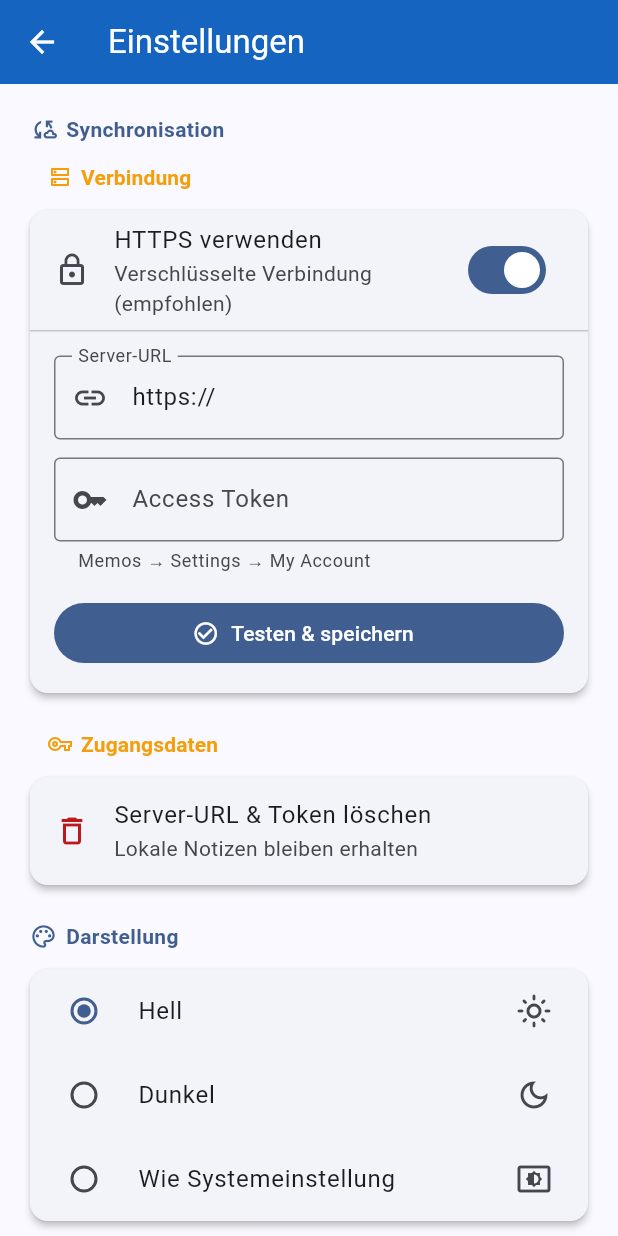
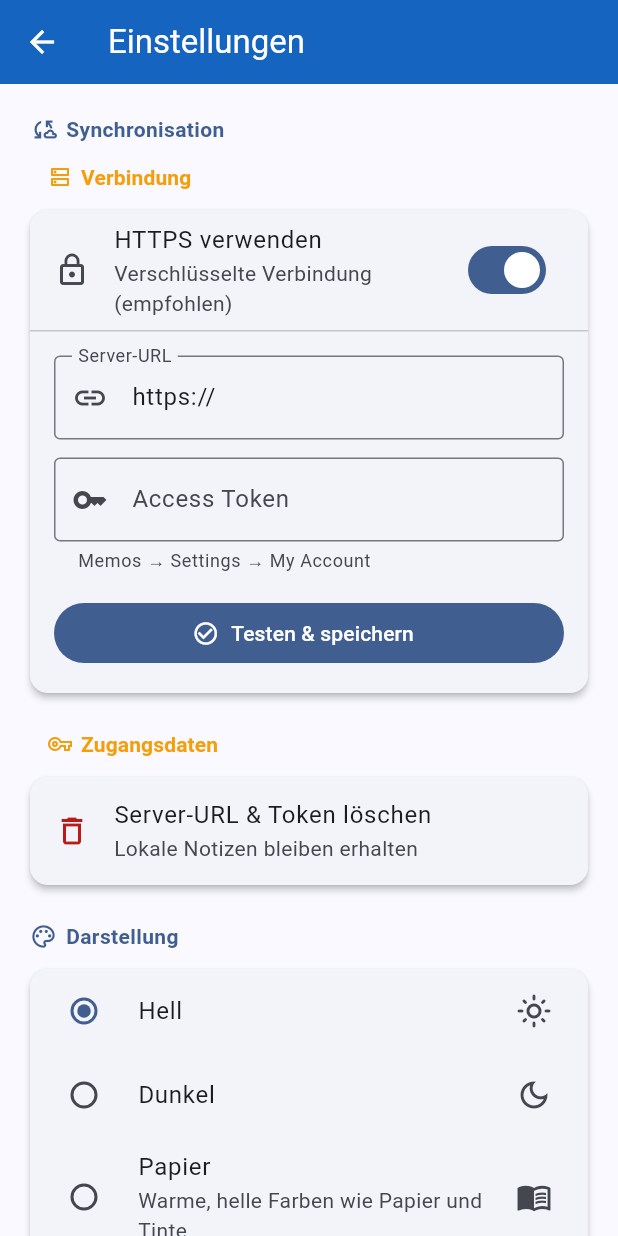
Before and after one commit to homehoster/meine_notizen, a Flutter app: the SettingsScreen screen opened directly, after a tap on "Hell", on a phone screen of 412 x 824 dp. Run offline on Flutter 3.47's test engine with Material 3 defaults, Android fonts, the phone set to English and light mode, and no system bars; our stand-ins replace file_picker, flutter_markdown_plus, flutter_secure_storage, geolocator, image_picker, open_filex and 3 more; missing offline and left inert: home_widget, record; accounts and stored records are empty.

Commit message:
Theme: Paper

```diff
--- a/lib/main.dart
+++ b/lib/main.dart
@@ -124,15 +124,76 @@ class _NotizAppState extends State<NotizApp> with WidgetsBindingObserver {
     return MaterialApp(
       navigatorKey: navKey,
       title: 'Notizen',
-      themeMode: s.themeMode,
-      theme: _buildTheme(Brightness.light),
+      themeMode: switch (s.themeSelection) {
+        AppTheme.system => ThemeMode.system,
+        AppTheme.light || AppTheme.paper => ThemeMode.light,
+        AppTheme.dark => ThemeMode.dark,
+      },
+      theme: _buildTheme(
+        Brightness.light,
+        paper: s.themeSelection == AppTheme.paper,
+      ),
       darkTheme: _buildTheme(Brightness.dark),
       home: const HomeScreen(),
     );
   }
 }
 
-ThemeData _buildTheme(Brightness brightness) {
+ThemeData _buildTheme(Brightness brightness, {bool paper = false}) {
+  if (paper) {
+    const canvas = Color(0xFFF5EDE4);
+    const surface = Color(0xFFFBF6F0);
+    const ink = Color(0xFF2B2219);
+    const primary = Color(0xFF2F251C);
+    const edge = Color(0xFFD3C5B4);
+    final colorScheme =
+        ColorScheme.fromSeed(
+          seedColor: primary,
+          brightness: Brightness.light,
+        ).copyWith(
+          primary: primary,
+          onPrimary: surface,
+          secondary: const Color(0xFF2863AB),
+          surface: surface,
+          onSurface: ink,
+          surfaceContainerLowest: const Color(0xFFFDF9F4),
+          surfaceContainerLow: const Color(0xFFF8F1E9),
+          surfaceContainer: canvas,
+          surfaceContainerHigh: const Color(0xFFEDE3D7),
+          surfaceContainerHighest: const Color(0xFFE7DCCF),
+          outline: edge,
+          outlineVariant: const Color(0xFFE0D4C5),
+          error: const Color(0xFFA83D2B),
+          errorContainer: const Color(0xFFF6E1D9),
+        );
+
+    return ThemeData(
+      colorScheme: colorScheme,
+      useMaterial3: true,
+      scaffoldBackgroundColor: canvas,
+      appBarTheme: const AppBarTheme(
+        backgroundColor: canvas,
+        foregroundColor: ink,
+        elevation: 0,
+      ),
+      floatingActionButtonTheme: const FloatingActionButtonThemeData(
+        backgroundColor: primary,
+        foregroundColor: surface,
+      ),
+      cardTheme: CardThemeData(
+        color: surface,
+        elevation: 1,
+        shape: RoundedRectangleBorder(borderRadius: BorderRadius.circular(12)),
+      ),
+      dividerTheme: const DividerThemeData(color: Color(0xFFE0D4C5)),
+      textSelectionTheme: const TextSelectionThemeData(
+        selectionColor: Color(0x2E2863AB),
+        cursorColor: primary,
+        selectionHandleColor: primary,
+      ),
+    );
+  }
+
   final colorScheme = ColorScheme.fromSeed(
     seedColor: _seedColor,
     brightness: brightness,
--- a/lib/screens/settings_screen.dart
+++ b/lib/screens/settings_screen.dart
@@ -277,27 +277,33 @@ class _SettingsScreenState extends State<SettingsScreen> {
             icon: Icons.palette_outlined,
           ),
           Card(
-            child: RadioGroup<ThemeMode>(
-              groupValue: s.themeMode,
+            child: RadioGroup<AppTheme>(
+              groupValue: s.themeSelection,
               onChanged: (mode) {
                 if (mode != null) s.setTheme(mode);
               },
-              child: const Column(
+              child: Column(
                 children: [
-                  RadioListTile<ThemeMode>(
+                  const RadioListTile<AppTheme>(
                     secondary: Icon(Icons.light_mode_outlined),
                     title: Text('Hell'),
-                    value: ThemeMode.light,
+                    value: AppTheme.light,
                   ),
-                  RadioListTile<ThemeMode>(
+                  const RadioListTile<AppTheme>(
                     secondary: Icon(Icons.dark_mode_outlined),
                     title: Text('Dunkel'),
-                    value: ThemeMode.dark,
+                    value: AppTheme.dark,
                   ),
-                  RadioListTile<ThemeMode>(
+                  const RadioListTile<AppTheme>(
+                    secondary: Icon(Icons.menu_book_outlined),
+                    title: Text('Papier'),
+                    subtitle: Text('Warme, helle Farben wie Papier und Tinte'),
+                    value: AppTheme.paper,
+                  ),
+                  const RadioListTile<AppTheme>(
                     secondary: Icon(Icons.settings_brightness_outlined),
                     title: Text('Wie Systemeinstellung'),
-                    value: ThemeMode.system,
+                    value: AppTheme.system,
                   ),
                 ],
               ),
--- a/lib/state/app_state.dart
+++ b/lib/state/app_state.dart
@@ -21,6 +21,8 @@ import '../services/store.dart';
 
 enum NavigationKind { all, archive, space, view, tag }
 
+enum AppTheme { system, light, dark, paper }
+
 class NavigationTarget {
   final NavigationKind kind;
   final String? id;
@@ -39,7 +41,7 @@ class AppState extends ChangeNotifier {
   String baseUrl = '';
   String token = '';
   String serverVersion = '';
-  ThemeMode themeMode = ThemeMode.system;
+  AppTheme themeSelection = AppTheme.system;
   bool blockMarkdownImages = true;
   bool assistedEditingEnabled = true;
   List<Note> notes = [];
@@ -141,7 +143,10 @@ class AppState extends ChangeNotifier {
   Future<void> init() async {
     final preferences = await SharedPreferences.getInstance();
     baseUrl = preferences.getString('url') ?? '';
-    themeMode = ThemeMode.values[preferences.getInt('theme') ?? 0];
+    final themeIndex = preferences.getInt('theme') ?? 0;
+    themeSelection = themeIndex >= 0 && themeIndex < AppTheme.values.length
+        ? AppTheme.values[themeIndex]
+        : AppTheme.system;
     blockMarkdownImages = preferences.getBool('blockMarkdownImages') ?? true;
     assistedEditingEnabled =
         preferences.getBool('assistedEditingEnabled') ?? true;
@@ -197,8 +202,8 @@ class AppState extends ChangeNotifier {
     notifyListeners();
   }
 
-  Future<void> setTheme(ThemeMode mode) async {
-    themeMode = mode;
+  Future<void> setTheme(AppTheme mode) async {
+    themeSelection = mode;
     final preferences = await SharedPreferences.getInstance();
     await preferences.setInt('theme', mode.index);
     notifyListeners();
```
Also changed, not shown: 3 other files.
